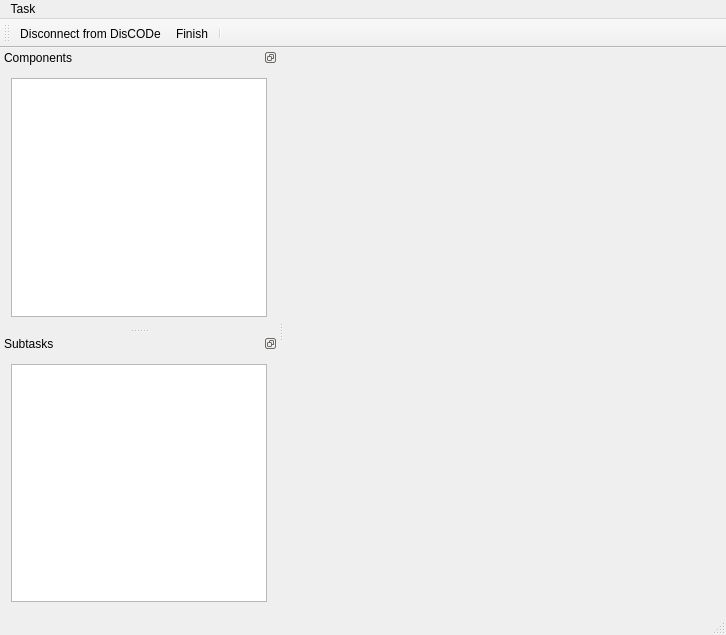
Above: src/GUI/MainWindow.ui from maciek-slon/DisCODe before the change. Below: the same form after it.
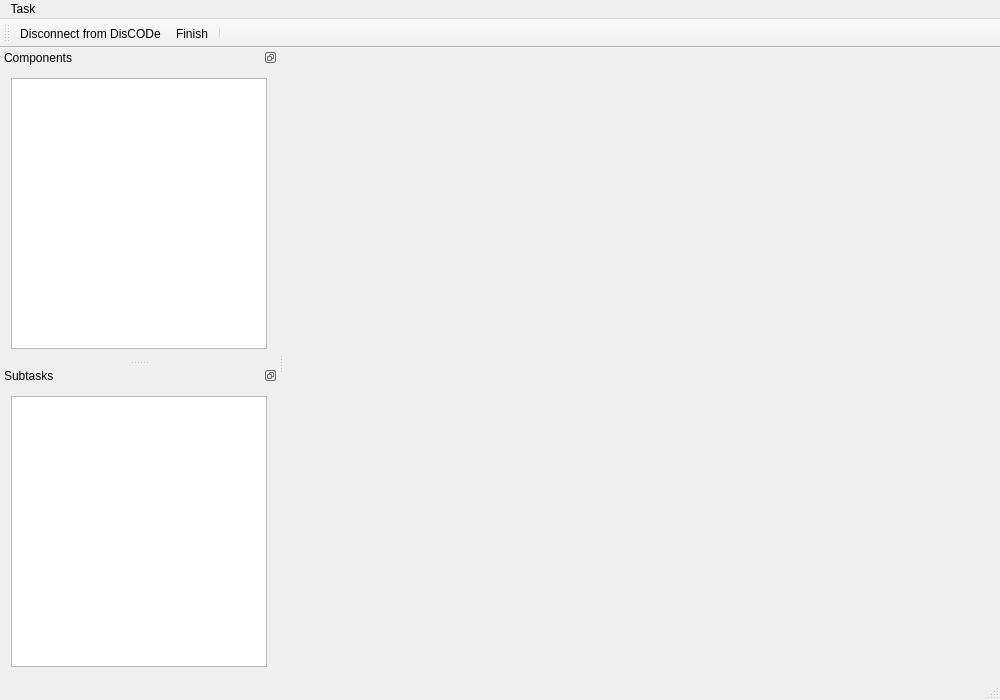
That is the form after the change. Icons and pictures are not drawn.

Commit message: Accept more value types in refresh

What changed in the file:
```diff
--- a/src/GUI/MainWindow.ui
+++ b/src/GUI/MainWindow.ui
@@ -6,8 +6,8 @@
    <rect>
     <x>0</x>
     <y>0</y>
-    <width>726</width>
-    <height>635</height>
+    <width>1000</width>
+    <height>700</height>
    </rect>
   </property>
   <property name="windowTitle">
```
The commit also changes 2 other files.
